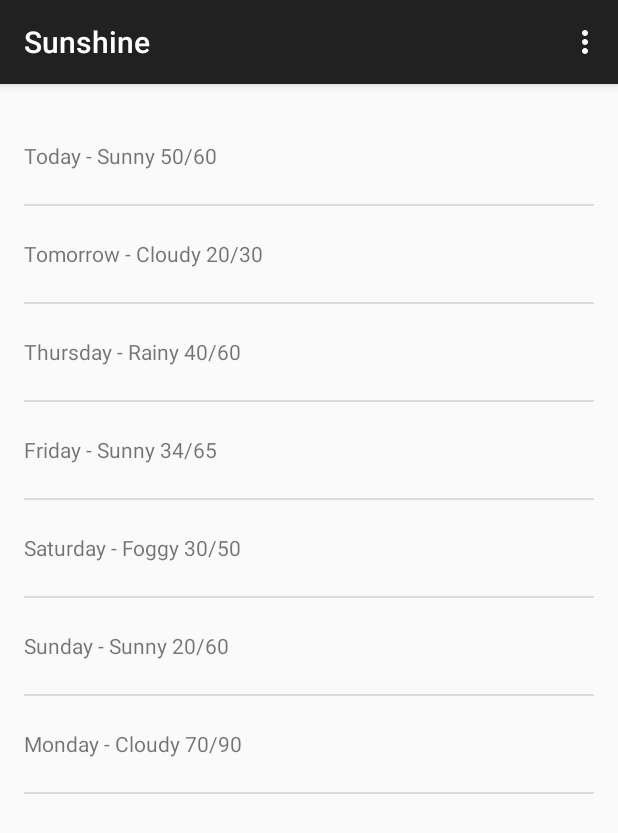
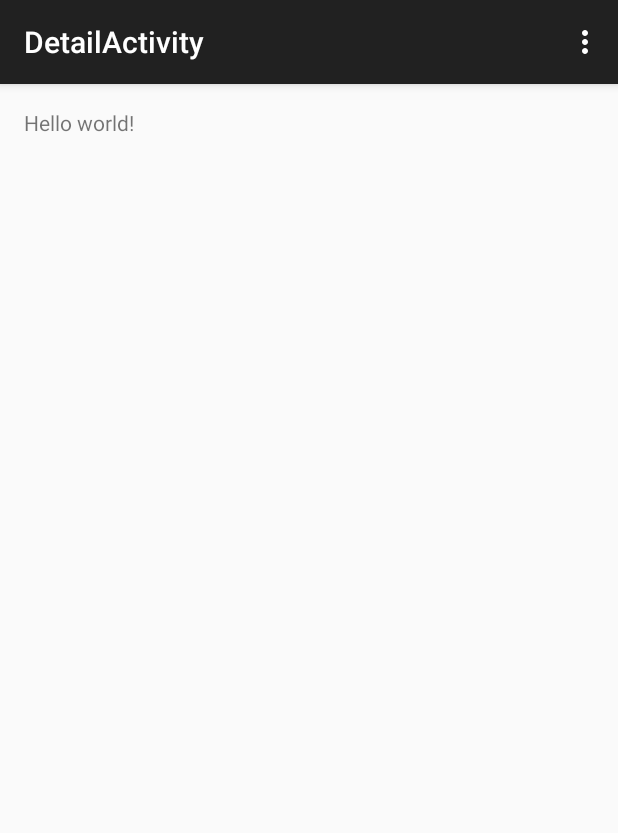
Before and after one commit to josephmokenela/sunshine, an Android app: the screen it shows after launch (MainActivity before the commit, DetailActivity after it), after a tap on "Today - Sunny 50/60", on a phone screen of 412 x 824 dp. Shown: the top 833 px of the screen. Run offline under Robolectric (Android 15) with nearby library versions, the phone set to English and light mode, and no system bars.

Commit message:
Launch the details activity

```diff
--- a/app/src/main/AndroidManifest.xml
+++ b/app/src/main/AndroidManifest.xml
@@ -10,7 +10,6 @@
         android:icon="@mipmap/ic_launcher"
         android:label="@string/app_name"
         android:theme="@style/AppTheme" >
-
         <activity
             android:name=".MainActivity"
             android:label="@string/app_name" >
@@ -20,6 +19,10 @@
                 <category android:name="android.intent.category.LAUNCHER" />
             </intent-filter>
         </activity>
+        <activity
+            android:name=".DetailActivity"
+            android:label="@string/title_activity_detail" >
+        </activity>
     </application>
 
 </manifest>
--- /dev/null
+++ b/app/src/main/java/mmjmicrosystems/co/za/sunshine/app/DetailActivity.java
@@ -0,0 +1,39 @@
+package mmjmicrosystems.co.za.sunshine.app;
+
+import android.support.v7.app.ActionBarActivity;
+import android.os.Bundle;
+import android.view.Menu;
+import android.view.MenuItem;
+
+
+public class DetailActivity extends ActionBarActivity {
+
+    @Override
+    protected void onCreate(Bundle savedInstanceState) {
+        super.onCreate(savedInstanceState);
+        setContentView(R.layout.activity_detail);
+    }
+
+
+    @Override
+    public boolean onCreateOptionsMenu(Menu menu) {
+        // Inflate the menu; this adds items to the action bar if it is present.
+        getMenuInflater().inflate(R.menu.menu_detail, menu);
+        return true;
+    }
+
+    @Override
+    public boolean onOptionsItemSelected(MenuItem item) {
+        // Handle action bar item clicks here. The action bar will
+        // automatically handle clicks on the Home/Up button, so long
+        // as you specify a parent activity in AndroidManifest.xml.
+        int id = item.getItemId();
+
+        //noinspection SimplifiableIfStatement
+        if (id == R.id.action_settings) {
+            return true;
+        }
+
+        return super.onOptionsItemSelected(item);
+    }
+}
--- a/app/src/main/java/mmjmicrosystems/co/za/sunshine/app/ForecastFragment.java
+++ b/app/src/main/java/mmjmicrosystems/co/za/sunshine/app/ForecastFragment.java
@@ -4,6 +4,7 @@ package mmjmicrosystems.co.za.sunshine.app;
  * Created by CodeTribe1 on 2015-02-25.
  */
 
+import android.content.Intent;
 import android.net.Uri;
 import android.os.AsyncTask;
 import android.os.Bundle;
@@ -110,8 +111,11 @@ public class ForecastFragment extends Fragment {
             @Override
             public void onItemClick(AdapterView<?> parent, View view, int position, long id) {
                 String forecast = mForecastAdapter.getItem(position);
-                Toast weatherInfoToast = Toast.makeText(getActivity().getApplicationContext(), forecast, Toast.LENGTH_SHORT);
-                weatherInfoToast.show();
+
+                // Launch a specific intent to load the detail activity
+                Intent launchDetailsActivity = new Intent(getActivity(), DetailActivity.class);
+                launchDetailsActivity.putExtra(Intent.EXTRA_TEXT, forecast);
+                startActivity(launchDetailsActivity);
             }
         });
 
--- /dev/null
+++ b/app/src/main/res/layout/activity_detail.xml
@@ -0,0 +1,12 @@
+<RelativeLayout xmlns:android="http://schemas.android.com/apk/res/android"
+    xmlns:tools="http://schemas.android.com/tools" android:layout_width="match_parent"
+    android:layout_height="match_parent" android:paddingLeft="@dimen/activity_horizontal_margin"
+    android:paddingRight="@dimen/activity_horizontal_margin"
+    android:paddingTop="@dimen/activity_vertical_margin"
+    android:paddingBottom="@dimen/activity_vertical_margin"
+    tools:context="mmjmicrosystems.co.za.sunshine.app.DetailActivity">
+
+    <TextView android:text="@string/hello_world" android:layout_width="wrap_content"
+        android:layout_height="wrap_content" />
+
+</RelativeLayout>
--- /dev/null
+++ b/app/src/main/res/menu/menu_detail.xml
@@ -0,0 +1,7 @@
+<menu xmlns:android="http://schemas.android.com/apk/res/android"
+    xmlns:app="http://schemas.android.com/apk/res-auto"
+    xmlns:tools="http://schemas.android.com/tools"
+    tools:context="mmjmicrosystems.co.za.sunshine.app.DetailActivity">
+    <item android:id="@+id/action_settings" android:title="@string/action_settings"
+        android:orderInCategory="100" app:showAsAction="never" />
+</menu>
--- a/app/src/main/res/values/strings.xml
+++ b/app/src/main/res/values/strings.xml
@@ -16,4 +16,5 @@
         <item>Sunday - Sunny 20/60</item>
         <item>Monday - Cloudy 70/90</item>
     </string-array>
+    <string name="title_activity_detail">DetailActivity</string>
 </resources>
```
